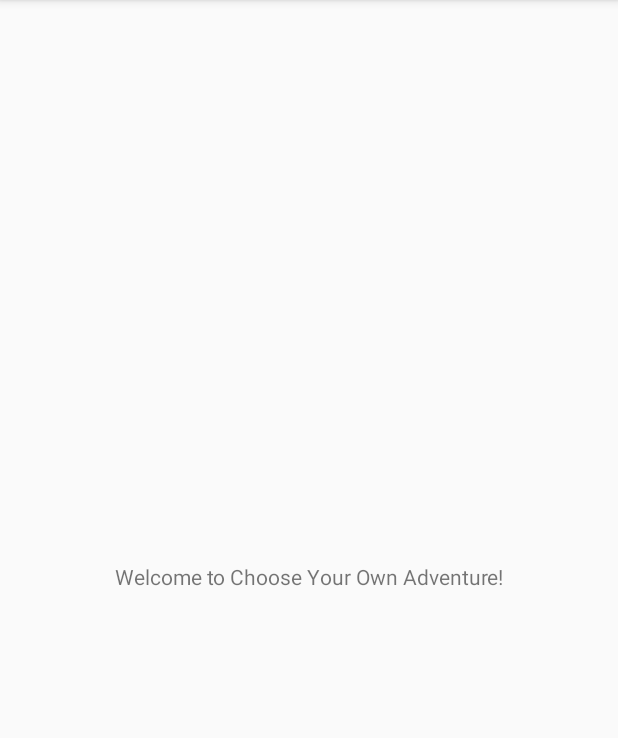
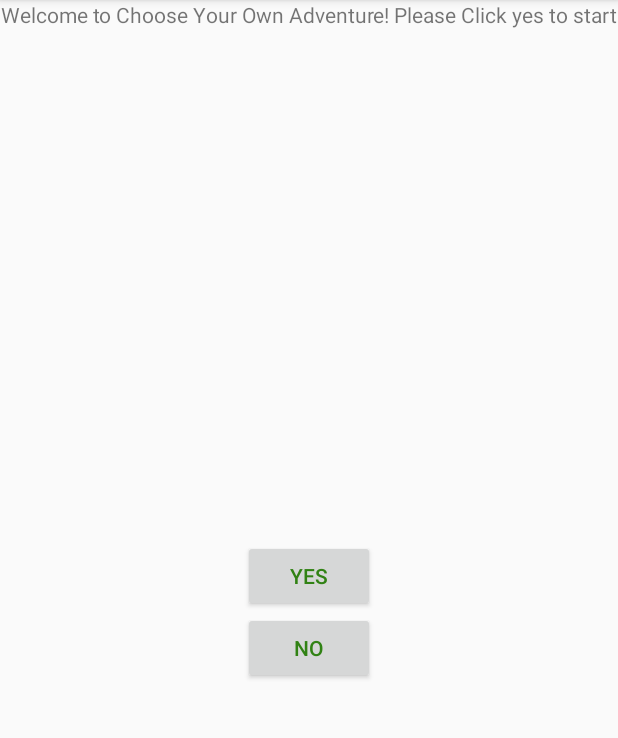
Before and after one commit to AkashBarathanT103/AdventureGame, an Android app: the screen it shows after launch (MainActivity), on a phone screen of 412 x 824 dp, the part 84-822 px from its top. Run offline under Robolectric (Android 15) with nearby library versions, the phone set to English and light mode, and no system bars.

Commit message:
Set Up Main Layout

```diff
--- a/app/src/main/res/layout/activity_main.xml
+++ b/app/src/main/res/layout/activity_main.xml
@@ -7,12 +7,35 @@
     tools:context=".MainActivity">
 
     <TextView
+        android:id="@+id/Text"
         android:layout_width="wrap_content"
         android:layout_height="wrap_content"
-        android:text="Welcome to Choose Your Own Adventure!"
+        android:text="Welcome to Choose Your Own Adventure! Please Click yes to start"
+        app:layout_constraintTop_toTopOf="parent"
+        app:layout_constraintLeft_toLeftOf="parent"
+        app:layout_constraintRight_toRightOf="parent"
+         />
+    <Button
+        android:id="@+id/yesButton"
+        android:layout_width="wrap_content"
+        android:layout_height="wrap_content"
+        android:text="Yes"
+        android:textColor="#318214"
+        android:textAllCaps="true"
+        app:layout_constraintTop_toTopOf="parent"
         app:layout_constraintBottom_toBottomOf="parent"
         app:layout_constraintLeft_toLeftOf="parent"
         app:layout_constraintRight_toRightOf="parent"
-        app:layout_constraintTop_toTopOf="parent" />
-
+        />
+    <Button
+        android:id="@+id/noButton"
+        android:layout_width="wrap_content"
+        android:layout_height="wrap_content"
+        android:text="No"
+        android:textColor="#318214"
+        android:textAllCaps="true"
+        app:layout_constraintTop_toBottomOf="@+id/yesButton"
+        app:layout_constraintLeft_toLeftOf="parent"
+        app:layout_constraintRight_toRightOf="parent"
+        />
 </androidx.constraintlayout.widget.ConstraintLayout>
```
